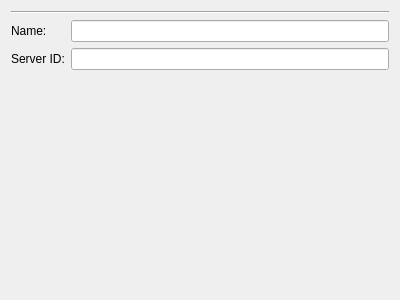
Above: src/gui/widgets/serverdetails.ui from Open-Transactions/Moneychanger before the change. Below: the same form after it.
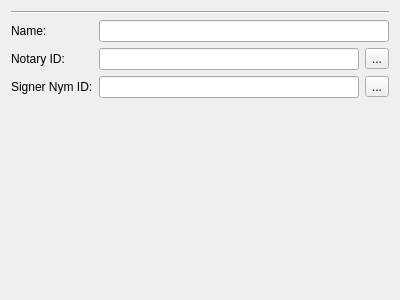
That is the form after the change. Icons and pictures are not drawn. Custom widgets are drawn as their Qt base class.

Commit message: Added "issue asset" to the GUI. Also added copy buttons for grabbing IDs from some details screens

Patch:
```diff
--- a/src/gui/widgets/serverdetails.ui
+++ b/src/gui/widgets/serverdetails.ui
@@ -23,13 +23,6 @@
    </item>
    <item>
     <layout class="QGridLayout" name="gridLayout">
-     <item row="1" column="0">
-      <widget class="QLabel" name="labelID">
-       <property name="text">
-        <string>Server ID:</string>
-       </property>
-      </widget>
-     </item>
      <item row="0" column="0">
       <widget class="QLabel" name="labelName">
        <property name="layoutDirection">
@@ -43,7 +36,57 @@
        </property>
       </widget>
      </item>
-     <item row="0" column="1">
+     <item row="1" column="0">
+      <widget class="QLabel" name="labelID">
+       <property name="text">
+        <string>Notary ID:</string>
+       </property>
+      </widget>
+     </item>
+     <item row="1" column="2">
+      <widget class="QLineEdit" name="lineEditID">
+       <property name="readOnly">
+        <bool>true</bool>
+       </property>
+      </widget>
+     </item>
+     <item row="1" column="3">
+      <widget class="QToolButton" name="toolButtonNotary">
+       <property name="text">
+        <string>...</string>
+       </property>
+       <property name="icon">
+        <iconset resource="../resource.qrc">
+         <normaloff>:/icons/icons/Basic-Copy-icon.png</normaloff>:/icons/icons/Basic-Copy-icon.png</iconset>
+       </property>
+      </widget>
+     </item>
+     <item row="2" column="0" colspan="2">
+      <widget class="QLabel" name="labelNymID">
+       <property name="text">
+        <string>Signer Nym ID:</string>
+       </property>
+      </widget>
+     </item>
+     <item row="2" column="2">
+      <widget class="QLineEdit" name="lineEditNymID">
+       <property name="readOnly">
+        <bool>true</bool>
+       </property>
+      </widget>
+     </item>
+     <item row="2" column="3">
+      <widget class="QToolButton" name="toolButtonNym">
+       <property name="text">
+        <string>...</string>
+       </property>
+       <property name="icon">
+        <iconset resource="../resource.qrc">
+         <normaloff>:/icons/icons/Basic-Copy-icon.png</normaloff>:/icons/icons/Basic-Copy-icon.png</iconset>
+       </property>
+      </widget>
+     </item>
+     <item row="0" column="2" colspan="2">
       <widget class="QLineEdit" name="lineEditName">
        <property name="sizePolicy">
         <sizepolicy hsizetype="Expanding" vsizetype="Maximum">
@@ -59,13 +102,6 @@
        </property>
       </widget>
      </item>
-     <item row="1" column="1">
-      <widget class="QLineEdit" name="lineEditID">
-       <property name="readOnly">
-        <bool>true</bool>
-       </property>
-      </widget>
-     </item>
     </layout>
    </item>
    <item>
```
Left out of the diff: 4 changed lines with no effect on the pictures. The commit also changes 10 other files.
